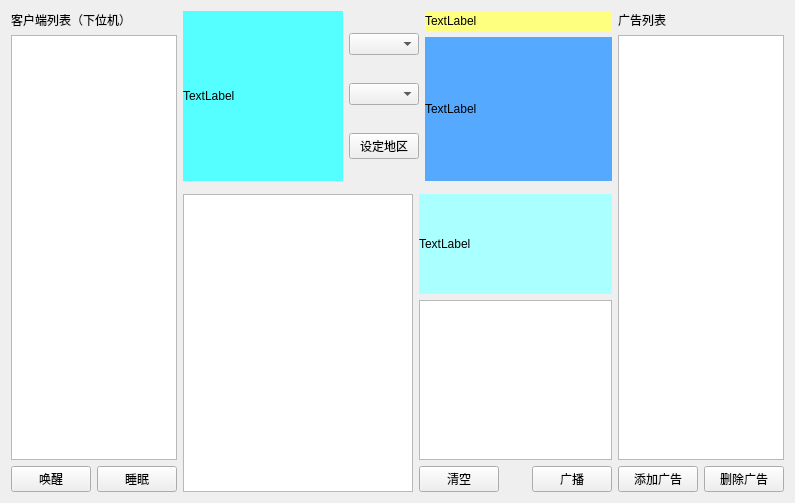
Old version of the form adSever/adsever.ui in the repository wuyubo/soft-project.
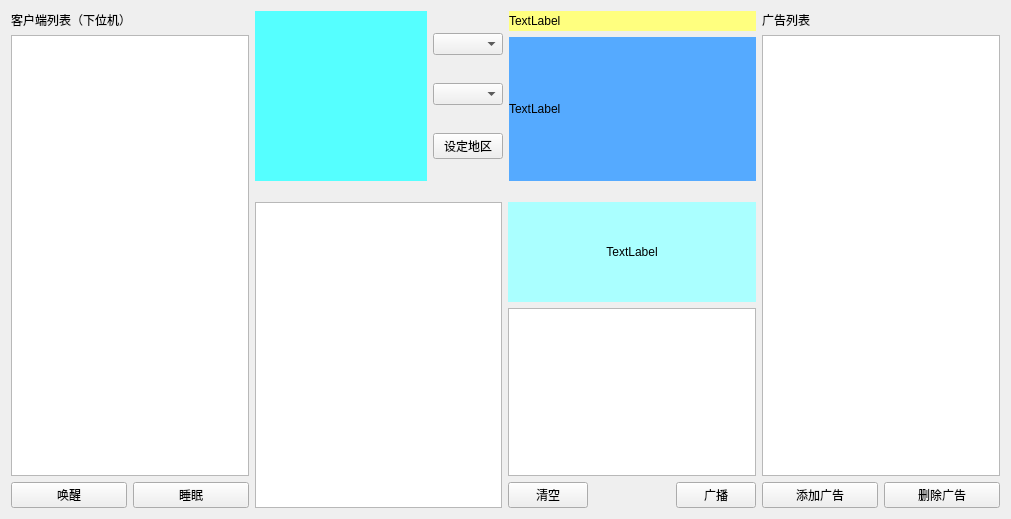
New version of the form.

```diff
--- a/adSever/adsever.ui
+++ b/adSever/adsever.ui
@@ -6,8 +6,8 @@
    <rect>
     <x>0</x>
     <y>0</y>
-    <width>795</width>
-    <height>503</height>
+    <width>1011</width>
+    <height>519</height>
    </rect>
   </property>
   <property name="windowTitle">
@@ -67,7 +67,10 @@
                <string notr="true">background-color: rgb(85, 255, 255);</string>
               </property>
               <property name="text">
-               <string>TextLabel</string>
+               <string/>
+              </property>
+              <property name="alignment">
+               <set>Qt::AlignCenter</set>
               </property>
              </widget>
             </item>
@@ -195,6 +198,9 @@
               <property name="text">
                <string>TextLabel</string>
               </property>
+              <property name="alignment">
+               <set>Qt::AlignCenter</set>
+              </property>
              </widget>
             </item>
             <item>
```
Left out of the diff: 22 changed lines with no effect on the pictures.
